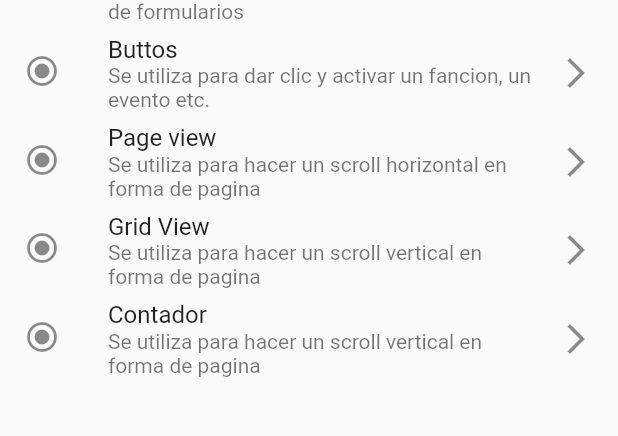
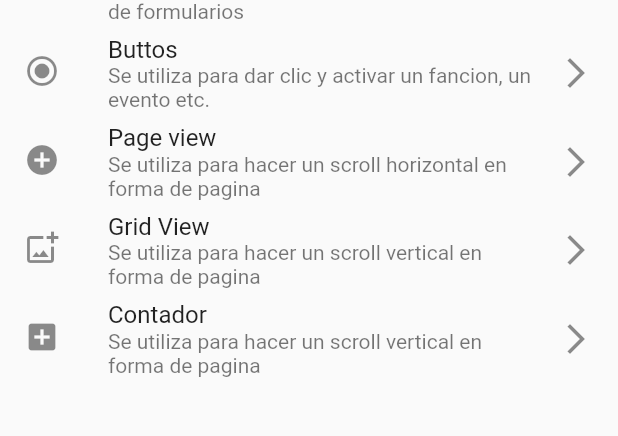
Before and after one commit to OrlandoRgz/Flutter-App, a Flutter app: the screen it shows after launch, on a phone screen of 412 x 824 dp, the part 340-776 px from its top. Run offline on Flutter 3.47's test engine with Material 2 defaults, Android fonts, the phone set to English and light mode, and no system bars.

Commit message:
Subiendo Proyecto

```diff
--- a/lib/pages/home_page.dart
+++ b/lib/pages/home_page.dart
@@ -59,7 +59,7 @@ class HomePage extends StatelessWidget{
               onTap: () {
                 Navigator.pushNamed(context, '/pageview');
               },
-              leading: const Icon(Icons.radio_button_checked_rounded),
+              leading: const Icon(Icons.add_circle_outlined),
               trailing: const Icon(Icons.arrow_forward_ios_outlined),
               title: const Text('Page view'),
               subtitle: const Text('Se utiliza para hacer un scroll horizontal en forma de pagina'),
@@ -68,7 +68,7 @@ class HomePage extends StatelessWidget{
               onTap: () {
                 Navigator.pushNamed(context, '/gridView');
               },
-              leading: const Icon(Icons.radio_button_checked_rounded),
+              leading: const Icon(Icons.add_photo_alternate_outlined),
               trailing: const Icon(Icons.arrow_forward_ios_outlined),
               title: const Text('Grid View'),
               subtitle: const Text('Se utiliza para hacer un scroll vertical en forma de pagina'),
@@ -77,15 +77,13 @@ class HomePage extends StatelessWidget{
               onTap: () {
                 Navigator.pushNamed(context, '/contador');
               },
-              leading: const Icon(Icons.radio_button_checked_rounded),
+              leading: const Icon(Icons.add_box),
               trailing: const Icon(Icons.arrow_forward_ios_outlined),
               title: const Text('Contador'),
               subtitle: const Text('Se utiliza para hacer un scroll vertical en forma de pagina'),
             ),
 
           ]
-
-
       ),
       ),
     );
```
